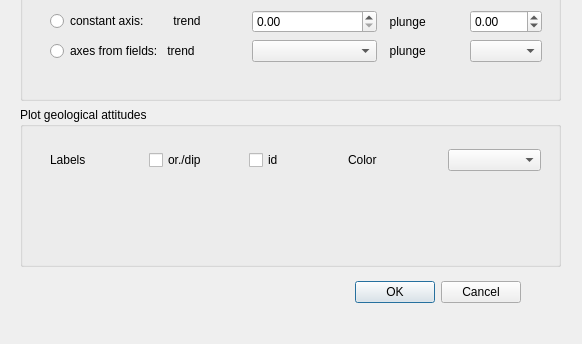
Before: the Qt Designer form gSurf/widgets/project_attitudes.ui in mauroalberti/gSurf, drawn with Qt 5; both pictures show x 0 to 582 and y 244 to 588 of the 582 by 588 pixel window.
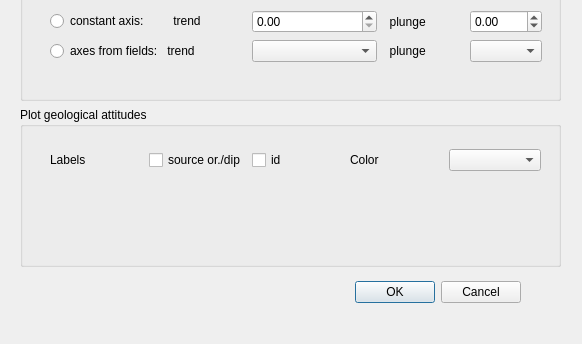
After: the same form once the commit is applied.

Commit message: Implemented attitude projection

```diff
--- a/gSurf/widgets/project_attitudes.ui
+++ b/gSurf/widgets/project_attitudes.ui
@@ -214,7 +214,7 @@
         <item>
          <widget class="QCheckBox" name="labelsOrDipCheckBox">
           <property name="text">
-           <string>or./dip</string>
+           <string>source or./dip</string>
           </property>
          </widget>
         </item>
```
The commit also changes 1 other file.
